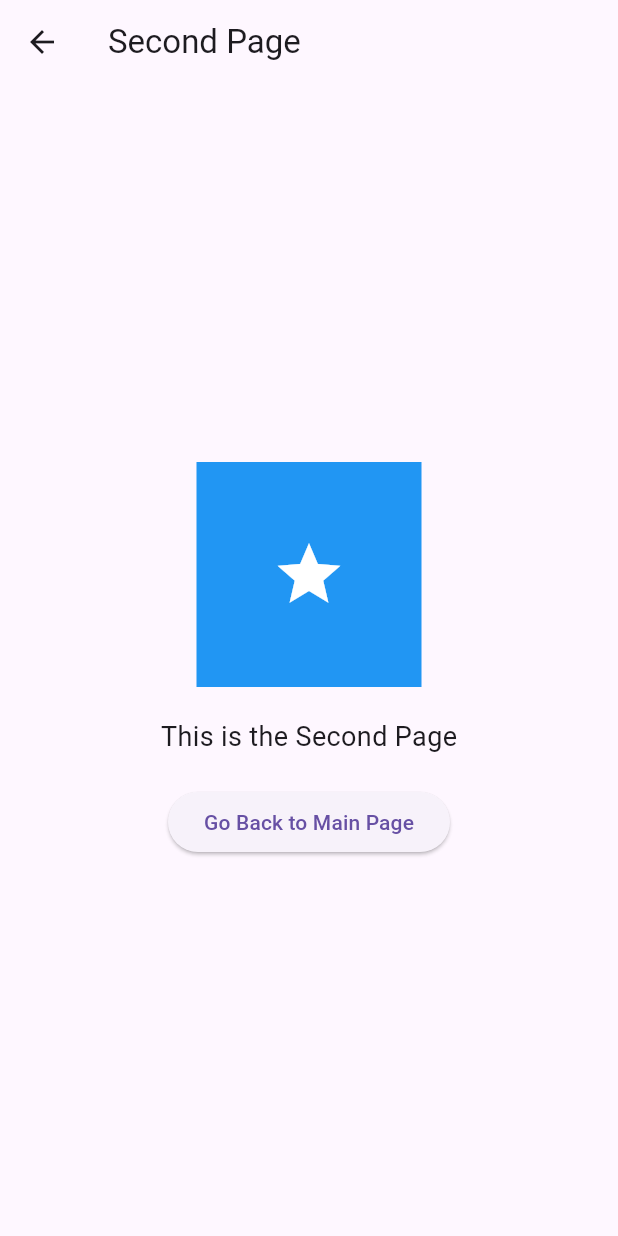
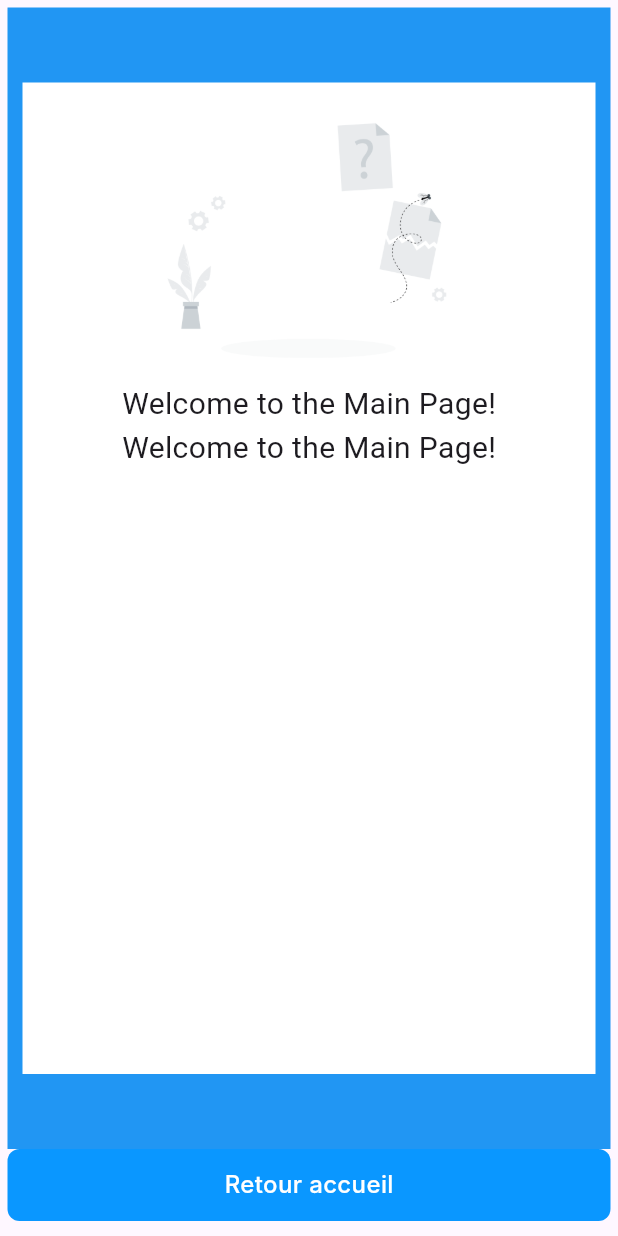
Before and after one commit to yassineelhoubi/lordicon_poc_flutter, a Flutter app: the TestPage screen opened directly, on a phone screen of 412 x 824 dp. Run offline on Flutter 3.47's test engine with Material 3 defaults, Android fonts, the phone set to English and light mode, and no system bars; missing offline and left inert: lordicon; Roboto replaces fonts that are missing (Inter).

Commit message:
render container widget with bng background img

```diff
--- a/lib/test_page.dart
+++ b/lib/test_page.dart
@@ -1,47 +1,49 @@
 import 'package:flutter/material.dart';
+import 'custom_button.dart';
 
 class TestPage extends StatelessWidget {
   @override
   Widget build(BuildContext context) {
     return Scaffold(
-      appBar: AppBar(
-        title: Text('Second Page'),
-      ),
-      body: Center(
+      // appBar: AppBar(
+      //   title: Text('Second Page'),
+      // ),
+      body: Container(
+        padding: EdgeInsets.only(bottom: 10, top: 5, left: 5, right: 5),
         child: Column(
           mainAxisAlignment: MainAxisAlignment.center,
           children: [
-            Row(
-              mainAxisAlignment: MainAxisAlignment.spaceEvenly,
-              children: [
-                // First Row - Image and Icon in the Middle
-                Container(
-                  width: 150,
-                  height: 150,
-                  color: Colors.blue, // Replace with your image or image URL
-                  child: Center(
-                    child: Icon(
-                      Icons.star,
-                      size: 50,
-                      color: Colors.white,
+            Expanded(
+              child: Container(
+                color: Colors.blue,
+                child: Center(
+                  child: Container(
+                    margin: const EdgeInsets.only(
+                        bottom: 50, top: 50, left: 10, right: 10),
+                    width: double.infinity,
+                    color: Colors.white,
+                    child: Column(
+                      children: [
+                        Center(child: MyCustomContainer()),
+                        Text(
+                          'Welcome to the Main Page!',
+                          style: TextStyle(fontSize: 20),
+                        ),
+                        Text(
+                          'Welcome to the Main Page!',
+                          style: TextStyle(fontSize: 20),
+                        ),
+                      ],
                     ),
                   ),
                 ),
-              ],
+              ),
             ),
-            SizedBox(height: 20),
-            // Second Row - Text
-            Text(
-              'This is the Second Page',
-              style: TextStyle(fontSize: 18),
-            ),
-            SizedBox(height: 20),
-            // Space between Button and Text
-            ElevatedButton(
+            CustomButton(
+              text: 'Retour accueil',
               onPressed: () {
                 Navigator.pop(context);
               },
-              child: Text('Go Back to Main Page'),
             ),
           ],
         ),
@@ -49,3 +51,28 @@ class TestPage extends StatelessWidget {
     );
   }
 }
+
+class MyCustomContainer extends StatelessWidget {
+  @override
+  Widget build(BuildContext context) {
+    return Container(
+      width: 200.0,
+      height: 200.0,
+      decoration: BoxDecoration(
+        // Set background image
+        image: DecorationImage(
+          image: AssetImage('assets/Panne.png'), // Replace with your image path
+          fit: BoxFit.cover,
+        ),
+      ),
+      child: Center(
+        // Icon in the middle of the container
+        child: Icon(
+          Icons.star,
+          size: 50.0,
+          color: Colors.white,
+        ),
+      ),
+    );
+  }
+}
```
Also changed, not shown: assets/Panne.png (added).
